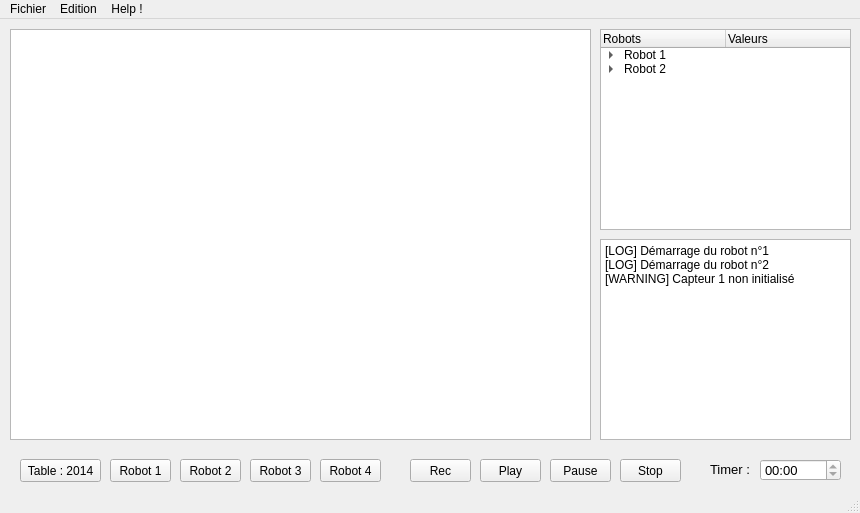
The window that src/gui/mainwindow.ui (astralien3000/SASIAE) describes before a commit, drawn with Qt 5.
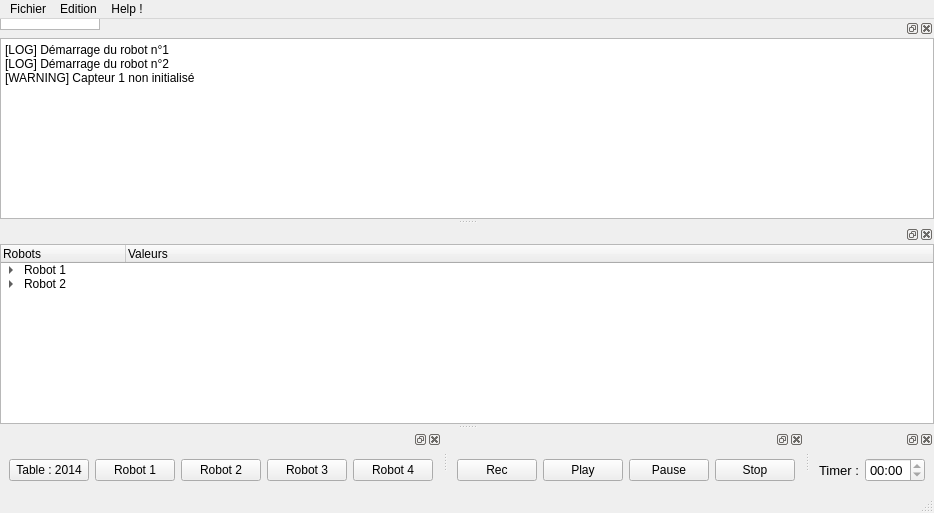
The same window after the commit. Custom widgets are drawn as their Qt base class.

Commit message: Modification des coordianteur et de l'ui pour le fonctionnement des bouton play pause

What changed in the file:
```diff
--- a/src/gui/mainwindow.ui
+++ b/src/gui/mainwindow.ui
@@ -13,177 +13,195 @@
     <height>513</height>
    </rect>
   </property>
-  <property name="minimumSize">
-   <size>
-    <width>860</width>
-    <height>513</height>
-   </size>
-  </property>
-  <property name="maximumSize">
-   <size>
-    <width>860</width>
-    <height>513</height>
-   </size>
-  </property>
   <property name="windowTitle">
    <string>Simulateur</string>
   </property>
-  <widget class="QWidget" name="centralwidget">
-   <widget class="QWidget" name="widget" native="true">
+     <widget class="Table" name="graphicsView"/>
+  <widget class="QMenuBar" name="menubar">
     <property name="geometry">
      <rect>
-      <x>10</x>
-      <y>430</y>
-      <width>381</width>
-      <height>41</height>
-     </rect>
-    </property>
+     <x>0</x>
+     <y>0</y>
+     <width>860</width>
+     <height>27</height>
+    </rect>
+   </property>
+   <widget class="QMenu" name="menuSimulateur">
+    <property name="title">
+     <string>Fichier</string>
+    </property>
+    <addaction name="actionNouveau"/>
+    <addaction name="actionOuvrir"/>
+    <addaction name="actionEnregistrer_sous"/>
+    <addaction name="actionEnregistrer"/>
+    <addaction name="separator"/>
+    <addaction name="actionQuitter"/>
+   </widget>
+   <widget class="QMenu" name="menuEditer">
+    <property name="title">
+     <string>Edition</string>
+    </property>
+    <widget class="QMenu" name="menuInsertion">
+     <property name="title">
+      <string>Insertion</string>
+     </property>
+     <addaction name="actionObjet"/>
+     <addaction name="actionErreur"/>
+    </widget>
+    <widget class="QMenu" name="menuTable">
+     <property name="title">
+      <string>Table</string>
+     </property>
+     <addaction name="actionChoisir"/>
+     <addaction name="actionSupprimer"/>
+    </widget>
+    <widget class="QMenu" name="menuRobot">
+     <property name="title">
+      <string>Robot</string>
+     </property>
+     <widget class="QMenu" name="menuChoisir">
+      <property name="title">
+       <string>Choisir</string>
+      </property>
+      <addaction name="actionRobot_n_1"/>
+      <addaction name="actionRobot_n_2"/>
+      <addaction name="actionRobot_n_3"/>
+      <addaction name="actionRobot_n_4"/>
+     </widget>
+     <widget class="QMenu" name="menuSupprimer_2">
+      <property name="title">
+       <string>Supprimer</string>
+      </property>
+      <addaction name="actionRobot_n_9"/>
+      <addaction name="actionRobot_n_10"/>
+      <addaction name="actionRobot_n_11"/>
+      <addaction name="actionRobot_n_12"/>
+     </widget>
+     <addaction name="menuChoisir"/>
+     <addaction name="menuSupprimer_2"/>
+    </widget>
+    <addaction name="menuInsertion"/>
+    <addaction name="separator"/>
+    <addaction name="menuTable"/>
+    <addaction name="menuRobot"/>
+   </widget>
+   <widget class="QMenu" name="menuHelp">
+    <property name="title">
+     <string>Help !</string>
+    </property>
+    <addaction name="actionGuide_d_utilisation"/>
+    <addaction name="actionGuide_d_ajout_de_cr_ation_de_module"/>
+    <addaction name="separator"/>
+    <addaction name="actionGuide_du_d_veloppeur"/>
+    <addaction name="separator"/>
+    <addaction name="actionQui_sommes_nous"/>
+   </widget>
+   <addaction name="menuSimulateur"/>
+   <addaction name="menuEditer"/>
+   <addaction name="menuHelp"/>
+  </widget>
+  <widget class="QStatusBar" name="statusbar"/>
+  <widget class="QDockWidget" name="dockWidget">
+   <attribute name="dockWidgetArea">
+    <number>8</number>
+   </attribute>
+   <widget class="QWidget" name="widget">
+    <layout class="QHBoxLayout" name="horizontalLayout_2">
+     <item>
     <widget class="QPushButton" name="button_table">
-     <property name="geometry">
-      <rect>
-       <x>10</x>
-       <y>10</y>
-       <width>81</width>
-       <height>23</height>
-      </rect>
-     </property>
      <property name="text">
       <string>Table : 2014</string>
      </property>
     </widget>
+     </item>
+     <item>
     <widget class="QPushButton" name="button_robot1">
-     <property name="geometry">
-      <rect>
-       <x>100</x>
-       <y>10</y>
-       <width>61</width>
-       <height>23</height>
-      </rect>
-     </property>
      <property name="text">
       <string>Robot 1</string>
      </property>
     </widget>
+     </item>
+     <item>
     <widget class="QPushButton" name="button_robot2">
-     <property name="geometry">
-      <rect>
-       <x>170</x>
-       <y>10</y>
-       <width>61</width>
-       <height>23</height>
-      </rect>
-     </property>
      <property name="text">
       <string>Robot 2</string>
      </property>
     </widget>
+     </item>
+     <item>
     <widget class="QPushButton" name="button_robot3">
-     <property name="geometry">
-      <rect>
-       <x>240</x>
-       <y>10</y>
-       <width>61</width>
-       <height>23</height>
-      </rect>
-     </property>
      <property name="text">
       <string>Robot 3</string>
      </property>
     </widget>
+     </item>
+     <item>
     <widget class="QPushButton" name="pushButton_5">
-     <property name="geometry">
-      <rect>
-       <x>310</x>
-       <y>10</y>
-       <width>61</width>
-       <height>23</height>
-      </rect>
-     </property>
      <property name="text">
       <string>Robot 4</string>
      </property>
     </widget>
+     </item>
+    </layout>
    </widget>
-   <widget class="QWidget" name="widget_2" native="true">
-    <property name="geometry">
-     <rect>
-      <x>400</x>
-      <y>430</y>
-      <width>291</width>
-      <height>41</height>
-     </rect>
-    </property>
-    <widget class="QPushButton" name="pushButton">
-     <property name="geometry">
-      <rect>
-       <x>10</x>
-       <y>10</y>
-       <width>61</width>
-       <height>23</height>
-      </rect>
-     </property>
+  </widget>
+  <widget class="QDockWidget" name="dockWidget_2">
+   <attribute name="dockWidgetArea">
+    <number>8</number>
+   </attribute>
+   <widget class="QWidget" name="widget_2">
+    <layout class="QHBoxLayout" name="horizontalLayout">
+     <item>
+      <widget class="QPushButton" name="button_rec">
      <property name="text">
       <string>Rec</string>
      </property>
     </widget>
-    <widget class="QPushButton" name="pushButton_2">
-     <property name="geometry">
-      <rect>
-       <x>80</x>
-       <y>10</y>
-       <width>61</width>
-       <height>23</height>
-      </rect>
-     </property>
+     </item>
+     <item>
+      <widget class="QPushButton" name="button_play">
      <property name="text">
       <string>Play</string>
      </property>
     </widget>
-    <widget class="QPushButton" name="pushButton_3">
-     <property name="geometry">
-      <rect>
-       <x>150</x>
-       <y>10</y>
-       <width>61</width>
-       <height>23</height>
-      </rect>
-     </property>
+     </item>
+     <item>
+      <widget class="QPushButton" name="button_pause">
      <property name="text">
       <string>Pause</string>
      </property>
     </widget>
-    <widget class="QPushButton" name="pushButton_4">
-     <property name="geometry">
-      <rect>
-       <x>220</x>
-       <y>10</y>
-       <width>61</width>
-       <height>23</height>
-      </rect>
-     </property>
+     </item>
+     <item>
+      <widget class="QPushButton" name="button_stop">
      <property name="text">
       <string>Stop</string>
      </property>
     </widget>
+     </item>
+    </layout>
    </widget>
-   <widget class="QWidget" name="widget_3" native="true">
-    <property name="geometry">
-     <rect>
-      <x>700</x>
-      <y>430</y>
-      <width>151</width>
-      <height>41</height>
-     </rect>
-    </property>
+  </widget>
+  <widget class="QDockWidget" name="dockWidget_3">
+   <attribute name="dockWidgetArea">
+    <number>8</number>
+   </attribute>
+   <widget class="QWidget" name="widget_3">
+    <layout class="QHBoxLayout" name="horizontalLayout_3">
+     <item>
+      <widget class="QLabel" name="label">
+       <property name="font">
+        <font>
+         <pointsize>10</pointsize>
+        </font>
+       </property>
+       <property name="text">
+        <string>Timer :</string>
+       </property>
+      </widget>
+     </item>
+     <item>
     <widget class="QTimeEdit" name="timeEdit">
-     <property name="geometry">
-      <rect>
-       <x>60</x>
-       <y>10</y>
-       <width>81</width>
-       <height>22</height>
-      </rect>
-     </property>
      <property name="font">
       <font>
        <pointsize>10</pointsize>
@@ -206,32 +224,21 @@
       <string>mm:ss</string>
      </property>
     </widget>
-    <widget class="QLabel" name="label">
-     <property name="geometry">
-      <rect>
-       <x>10</x>
-       <y>10</y>
-       <width>41</width>
-       <height>21</height>
-      </rect>
-     </property>
-     <property name="font">
-      <font>
-       <pointsize>10</pointsize>
-      </font>
-     </property>
-     <property name="text">
-      <string>Timer :</string>
-     </property>
-    </widget>
-   </widget>
+     </item>
+    </layout>
+   </widget>
+  </widget>
+  <widget class="QDockWidget" name="dockWidget_4">
+   <attribute name="dockWidgetArea">
+    <number>2</number>
+   </attribute>
    <widget class="QPlainTextEdit" name="plainTextEdit">
     <property name="geometry">
      <rect>
-      <x>600</x>
-      <y>220</y>
-      <width>251</width>
-      <height>201</height>
+       <x>0</x>
+       <y>0</y>
+       <width>768</width>
+       <height>121</height>
      </rect>
     </property>
     <property name="readOnly">
@@ -243,13 +250,18 @@
 [WARNING] Capteur 1 non initialisé</string>
     </property>
    </widget>
+  </widget>
+  <widget class="QDockWidget" name="dockWidget_5">
+   <attribute name="dockWidgetArea">
+    <number>2</number>
+   </attribute>
    <widget class="QTreeWidget" name="treeWidget">
     <property name="geometry">
      <rect>
-      <x>600</x>
-      <y>10</y>
-      <width>251</width>
-      <height>201</height>
+       <x>0</x>
+       <y>0</y>
+       <width>768</width>
+       <height>185</height>
      </rect>
     </property>
     <property name="itemsExpandable">
@@ -372,101 +384,7 @@
      </item>
     </item>
    </widget>
-   <widget class="Table" name="graphicsView">
-    <property name="geometry">
-     <rect>
-      <x>10</x>
-      <y>10</y>
-      <width>581</width>
-      <height>411</height>
-     </rect>
-    </property>
    </widget>
-  </widget>
-  <widget class="QMenuBar" name="menubar">
-   <property name="geometry">
-    <rect>
-     <x>0</x>
-     <y>0</y>
-     <width>860</width>
-     <height>27</height>
-    </rect>
-   </property>
-   <widget class="QMenu" name="menuSimulateur">
-    <property name="title">
-     <string>Fichier</string>
-    </property>
-    <addaction name="actionNouveau"/>
-    <addaction name="actionOuvrir"/>
-    <addaction name="actionEnregistrer_sous"/>
-    <addaction name="actionEnregistrer"/>
-    <addaction name="separator"/>
-    <addaction name="actionQuitter"/>
-   </widget>
-   <widget class="QMenu" name="menuEditer">
-    <property name="title">
-     <string>Edition</string>
-    </property>
-    <widget class="QMenu" name="menuInsertion">
-     <property name="title">
-      <string>Insertion</string>
-     </property>
-     <addaction name="actionObjet"/>
-     <addaction name="actionErreur"/>
-    </widget>
-    <widget class="QMenu" name="menuTable">
-     <property name="title">
-      <string>Table</string>
-     </property>
-     <addaction name="actionChoisir"/>
-     <addaction name="actionSupprimer"/>
-    </widget>
-    <widget class="QMenu" name="menuRobot">
-     <property name="title">
-      <string>Robot</string>
-     </property>
-     <widget class="QMenu" name="menuChoisir">
-      <property name="title">
-       <string>Choisir</string>
-      </property>
-      <addaction name="actionRobot_n_1"/>
-      <addaction name="actionRobot_n_2"/>
-      <addaction name="actionRobot_n_3"/>
-      <addaction name="actionRobot_n_4"/>
-     </widget>
-     <widget class="QMenu" name="menuSupprimer_2">
-      <property name="title">
-       <string>Supprimer</string>
-      </property>
-      <addaction name="actionRobot_n_9"/>
-      <addaction name="actionRobot_n_10"/>
-      <addaction name="actionRobot_n_11"/>
-      <addaction name="actionRobot_n_12"/>
-     </widget>
-     <addaction name="menuChoisir"/>
-     <addaction name="menuSupprimer_2"/>
-    </widget>
-    <addaction name="menuInsertion"/>
-    <addaction name="separator"/>
-    <addaction name="menuTable"/>
-    <addaction name="menuRobot"/>
-   </widget>
-   <widget class="QMenu" name="menuHelp">
-    <property name="title">
-     <string>Help !</string>
-    </property>
-    <addaction name="actionGuide_d_utilisation"/>
-    <addaction name="actionGuide_d_ajout_de_cr_ation_de_module"/>
-    <addaction name="separator"/>
-    <addaction name="actionGuide_du_d_veloppeur"/>
-    <addaction name="separator"/>
-    <addaction name="actionQui_sommes_nous"/>
-   </widget>
-   <addaction name="menuSimulateur"/>
-   <addaction name="menuEditer"/>
-   <addaction name="menuHelp"/>
-  </widget>
-  <widget class="QStatusBar" name="statusbar"/>
   <action name="actionNouveau">
    <property name="text">
     <string>Nouveau</string>
```
Left out of the diff: 2 changed lines with no effect on the pictures. Lines whose indentation alone changed are shown as unchanged. The commit also changes 13 other files.
